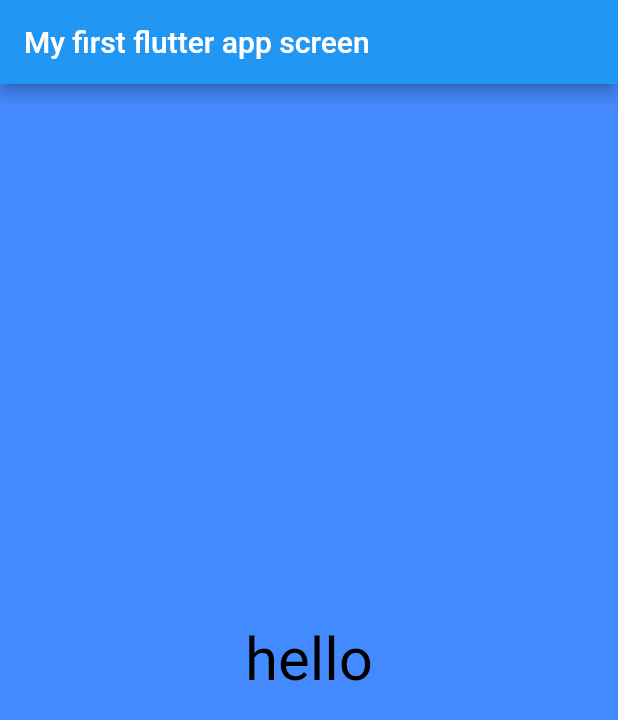
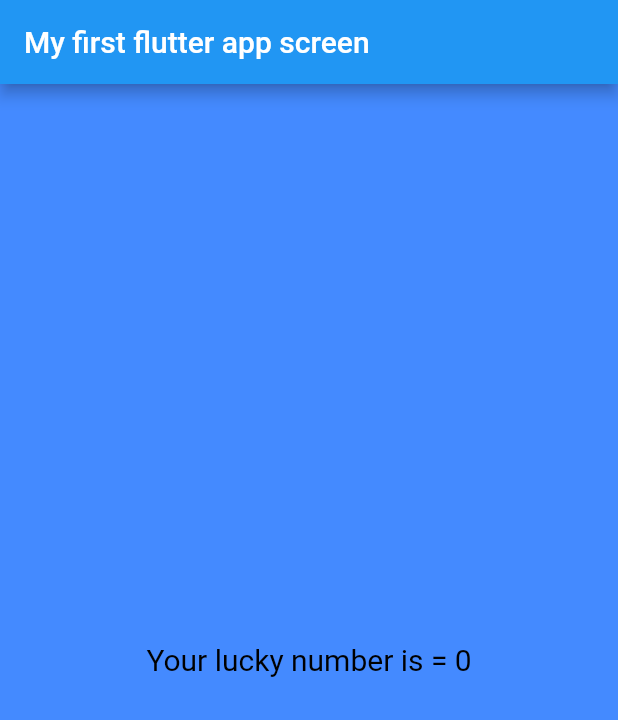
Before and after one commit to alfirajessica/UI_dart, a Flutter app: the screen it shows after launch, on a phone screen of 412 x 824 dp. Shown: the top 720 px of the screen. Run offline on Flutter 3.47's test engine with Material 2 defaults, Android fonts, the phone set to English and light mode, and no system bars.

Commit message:
logic lucky number

```diff
--- a/lib/app_screens/Firstscreen.dart
+++ b/lib/app_screens/Firstscreen.dart
@@ -1,6 +1,9 @@
+import 'dart:math';
+
 import 'package:flutter/material.dart';
 
-class Firstscreen extends StatelessWidget {
+//------------------------UI DART ------------------------------
+/*class Firstscreen extends StatelessWidget {
   // This widget is the root of your application.
   @override
   Widget build(BuildContext context) {
@@ -17,4 +20,30 @@ class Firstscreen extends StatelessWidget {
           ),
         ));
   }
+}*/
+//-------------------END OF UI DART ------------------------------
+
+class Firstscreen extends StatelessWidget {
+  // This widget is the root of your application.
+  @override
+  Widget build(BuildContext context) {
+    return Material(
+        color: Colors.blueAccent,
+        child: Center(
+          child: Text(
+            'Your lucky number is = ${generatenumberlucky()}',
+            textDirection: TextDirection.ltr,
+            style: TextStyle(
+              color: Colors.black,
+              fontSize: 20.0,
+            ),
+          ),
+        ));
+  }
 }
+
+int generatenumberlucky() {
+  var rand = Random();
+  int luckynum = rand.nextInt(10);
+  return luckynum;
+}
```
